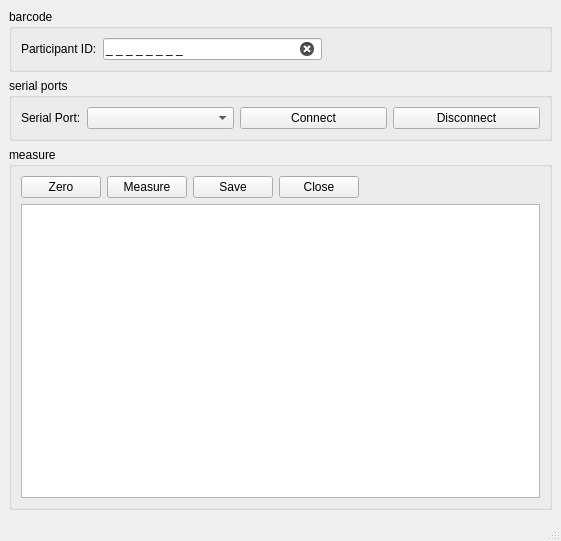
Qt form src/prototype/WeighScale/MainWindow.ui (inglis-dl/cypress) before a commit.
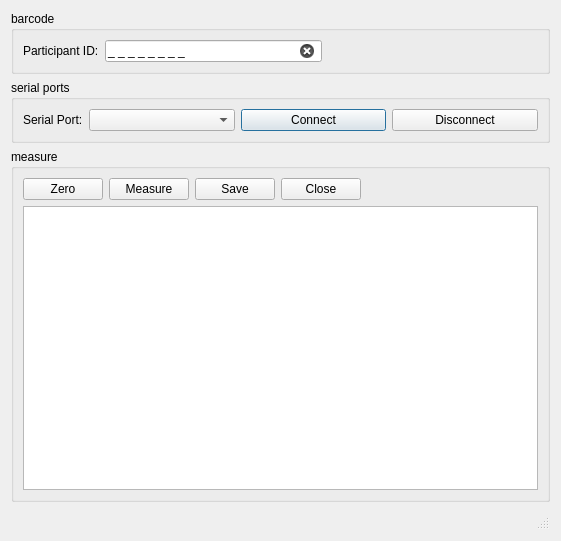
The same form after that commit.

Commit message: WIP: refactor mainwindow to dialog - refactoring use of QMainWindow to QDialog

The edit to the form file:
```diff
--- a/src/prototype/WeighScale/MainWindow.ui
+++ b/src/prototype/WeighScale/MainWindow.ui
@@ -1,7 +1,7 @@
 <?xml version="1.0" encoding="UTF-8"?>
 <ui version="4.0">
  <class>MainWindow</class>
- <widget class="QMainWindow" name="MainWindow">
+ <widget class="QDialog" name="MainWindow">
   <property name="geometry">
    <rect>
     <x>0</x>
@@ -13,7 +13,6 @@
   <property name="windowTitle">
    <string>Weight Measurement</string>
   </property>
-  <widget class="QWidget" name="centralwidget">
    <layout class="QVBoxLayout" name="verticalLayout_2">
     <item>
      <widget class="QGroupBox" name="idGroupBox">
@@ -219,9 +218,10 @@
       </layout>
      </widget>
     </item>
-   </layout>
-  </widget>
+   <item>
   <widget class="QStatusBar" name="statusBar"/>
+   </item>
+  </layout>
  </widget>
  <resources/>
  <connections/>
```
Lines whose indentation alone changed are shown as unchanged. The commit also changes 23 other files.
